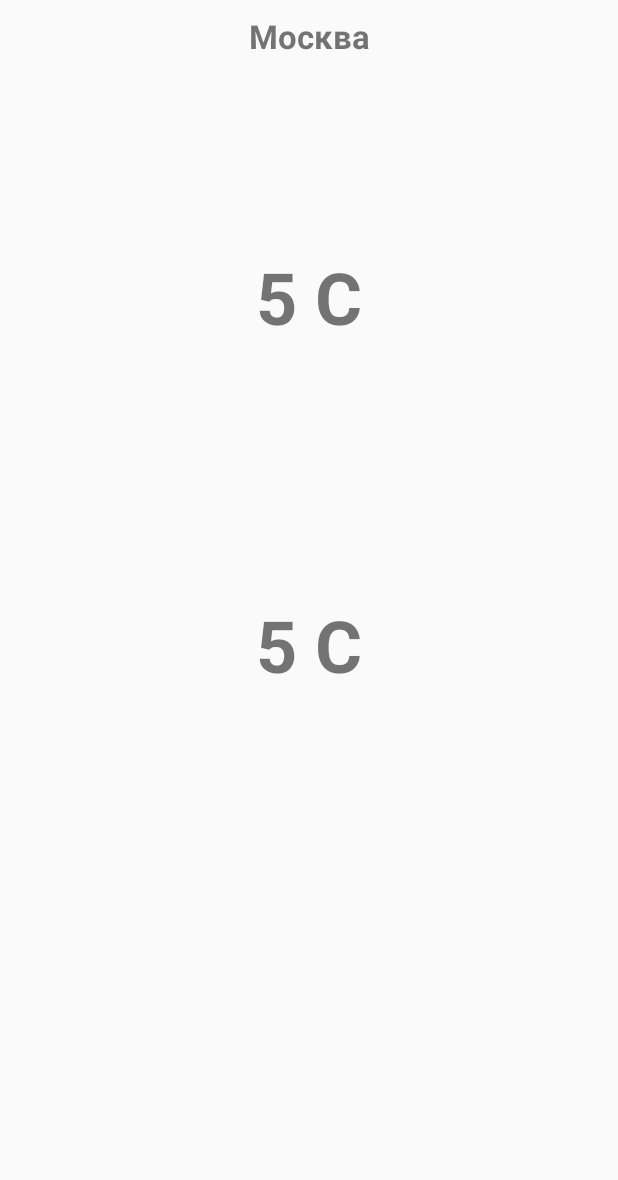
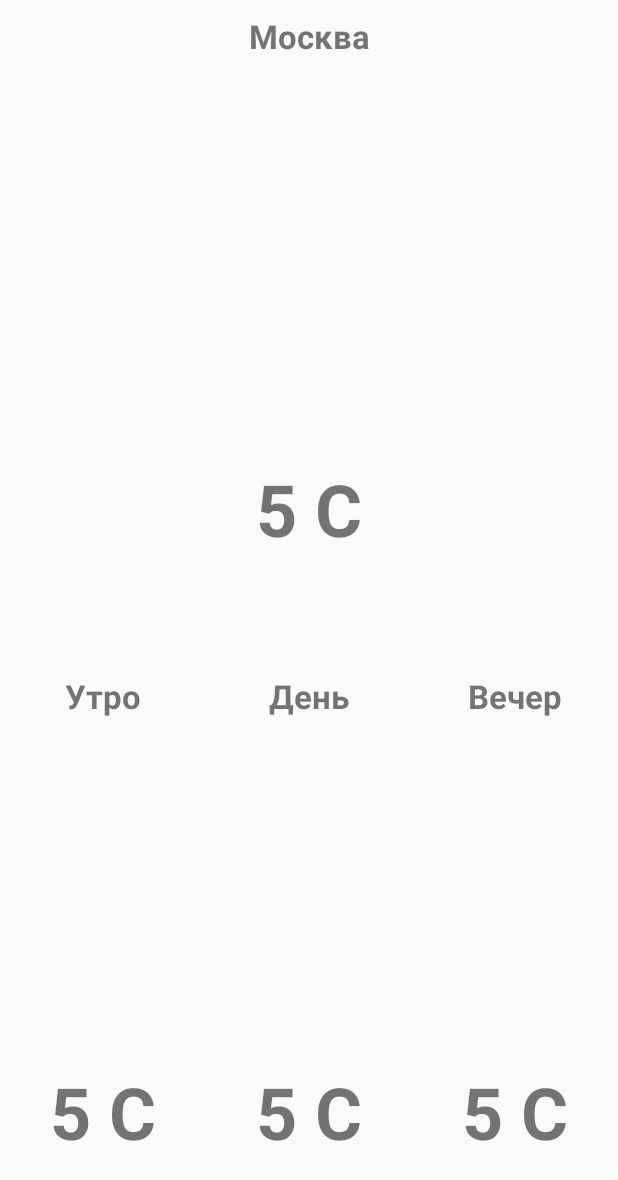
Before and after one commit to ivanlp-p/WeatherApp, an Android app: the fragment CurrLocationFragment shown on its own in the app's theme, on a phone screen of 412 x 824 dp. Shown: the top 1180 px of the screen. Run offline under Robolectric (Android 15) with nearby library versions, the phone set to English and light mode, and no system bars; our stand-ins replace Picasso, data binding; libraries missing offline, so code that uses them is left out: com.hannesdorfmann.mosby; pictures from the network do not load; 2 statements that could not run were skipped.

Commit message:
- Отображение всей информации для текущего местоположения.

```diff
--- a/app/src/main/AndroidManifest.xml
+++ b/app/src/main/AndroidManifest.xml
@@ -3,7 +3,7 @@
     package="com.example.ivan.weatherapp">
 
     <uses-permission android:name="android.permission.INTERNET"/>
-    <uses-permission android:name="android.permission.ACCESS_FINE_LOCATION"/>
+    <uses-permission android:name="android.permission.ACCESS_COARSE_LOCATION"/>
     <uses-permission android:name="android.permission.LOCATION_HARDWARE"/>
 
     <application
--- a/app/src/main/java/com/example/ivan/weatherapp/common/WeatherApplication.java
+++ b/app/src/main/java/com/example/ivan/weatherapp/common/WeatherApplication.java
@@ -2,9 +2,12 @@ package com.example.ivan.weatherapp.common;
 
 import android.app.Application;
 
+import com.example.ivan.weatherapp.cities.list.presenter.CitiesListPresenterImpl;
 import com.example.ivan.weatherapp.currentloc.presenter.CurrLocationPresenterImpl;
 import com.example.ivan.weatherapp.main.view.MainActivity;
 import com.example.ivan.weatherapp.main.presenter.MainPresenterImpl;
+
+import net.danlew.android.joda.JodaTimeAndroid;
 
 import javax.inject.Singleton;
 
@@ -26,11 +29,14 @@ public class WeatherApplication extends Application {
 
         CurrLocationPresenterImpl currLocationPresenter();
         MainPresenterImpl mainPresenter();
+        CitiesListPresenterImpl citiesListPresenter();
     }
 
     @Override
     public void onCreate() {
         super.onCreate();
+
+        JodaTimeAndroid.init(this);
 
         component = DaggerWeatherApplication_ApplicationComponent
                 .builder()
--- a/app/src/main/java/com/example/ivan/weatherapp/currentloc/view/CurrLocationView.java
+++ b/app/src/main/java/com/example/ivan/weatherapp/currentloc/view/CurrLocationView.java
@@ -1,5 +1,6 @@
 package com.example.ivan.weatherapp.currentloc.view;
 
+import com.example.ivan.weatherapp.currentloc.model.List;
 import com.hannesdorfmann.mosby.mvp.MvpView;
 
 /**
@@ -8,5 +9,11 @@ import com.hannesdorfmann.mosby.mvp.MvpView;
 
 public interface CurrLocationView extends MvpView {
 
-    void showTemp(String city, int temp);
+    void showTemp(String city, String picture, int temp);
+
+    void showMorningTemp(List list);
+
+    void showAfternoonTemp(List list);
+
+    void showEveningTemp(List list);
 }
--- a/app/src/main/res/layout/fragment_curr_location.xml
+++ b/app/src/main/res/layout/fragment_curr_location.xml
@@ -1,15 +1,10 @@
 <?xml version="1.0" encoding="utf-8"?>
 <layout xmlns:android="http://schemas.android.com/apk/res/android">
 
-    <RelativeLayout
+    <LinearLayout
         android:id="@+id/current_location_layout"
         android:layout_width="match_parent"
-        android:layout_height="match_parent">
-
-        <LinearLayout
-            android:id="@+id/current_location_info"
-            android:layout_width="match_parent"
-            android:layout_height="wrap_content"
+        android:layout_height="match_parent"
         android:orientation="vertical">
 
         <TextView
@@ -21,10 +16,25 @@
             android:textSize="22sp"
             android:textStyle="bold" />
 
+        <LinearLayout
+            android:id="@+id/current_location_info"
+            android:layout_width="match_parent"
+            android:layout_height="match_parent"
+            android:layout_below="@+id/city_name"
+            android:layout_weight="1"
+            android:orientation="vertical">
+
+            <ImageView
+                android:id="@+id/picture"
+                android:layout_width="match_parent"
+                android:layout_height="match_parent"
+                android:layout_weight="1"/>
+
             <TextView
                 android:id="@+id/temputure"
                 android:layout_width="match_parent"
-                android:layout_height="300dp"
+                android:layout_height="match_parent"
+                android:layout_weight="1"
                 android:gravity="center"
                 android:text="5 C"
                 android:textSize="48sp"
@@ -32,17 +42,90 @@
         </LinearLayout>
 
         <LinearLayout
-            android:id="@+id/day_info"
+            android:id="@+id/weather_of_day"
             android:layout_width="match_parent"
-            android:layout_height="wrap_content"
+            android:layout_height="match_parent"
             android:layout_below="@+id/current_location_info"
-            android:orientation="horizontal"
-            android:weightSum="1">
+            android:layout_weight="1"
+            android:orientation="vertical">
+
+            <LinearLayout
+                android:id="@+id/times_of_day"
+                android:layout_width="match_parent"
+                android:layout_height="match_parent"
+                android:layout_weight="3"
+                android:orientation="horizontal">
+
+                <TextView
+                    android:id="@+id/morning"
+                    android:layout_width="match_parent"
+                    android:layout_height="match_parent"
+                    android:layout_weight="1"
+                    android:gravity="center"
+                    android:text="Утро"
+                    android:textSize="22sp"
+                    android:textStyle="bold" />
+
+                <TextView
+                    android:id="@+id/afternoon"
+                    android:layout_width="match_parent"
+                    android:layout_height="match_parent"
+                    android:layout_weight="1"
+                    android:gravity="center"
+                    android:text="День"
+                    android:textSize="22sp"
+                    android:textStyle="bold" />
+
+                <TextView
+                    android:id="@+id/evening"
+                    android:layout_width="match_parent"
+                    android:layout_height="match_parent"
+                    android:layout_weight="1"
+                    android:gravity="center"
+                    android:text="Вечер"
+                    android:textSize="22sp"
+                    android:textStyle="bold" />
+
+            </LinearLayout>
+
+            <LinearLayout
+                android:id="@+id/weather_pic"
+                android:layout_width="match_parent"
+                android:layout_height="match_parent"
+                android:layout_weight="2"
+                android:orientation="horizontal">
+
+                <ImageView
+                    android:id="@+id/pic_morning"
+                    android:layout_width="match_parent"
+                    android:layout_height="match_parent"
+                    android:layout_weight="1" />
+
+                <ImageView
+                    android:id="@+id/pic_afternoon"
+                    android:layout_width="match_parent"
+                    android:layout_height="match_parent"
+                    android:layout_weight="1" />
+
+                <ImageView
+                    android:id="@+id/pic_evening"
+                    android:layout_width="match_parent"
+                    android:layout_height="match_parent"
+                    android:layout_weight="1" />
+
+            </LinearLayout>
+
+            <LinearLayout
+                android:id="@+id/day_temp"
+                android:layout_width="match_parent"
+                android:layout_height="match_parent"
+                android:layout_weight="2"
+                android:orientation="horizontal">
 
                 <TextView
                     android:id="@+id/temputure_morning"
                     android:layout_width="match_parent"
-                android:layout_height="164dp"
+                    android:layout_height="match_parent"
                     android:layout_weight="1"
                     android:gravity="center"
                     android:text="5 C"
@@ -51,24 +134,26 @@
 
                 <TextView
                     android:id="@+id/temputure_afternoon"
-                android:layout_width="wrap_content"
-                android:layout_height="wrap_content"
+                    android:layout_width="match_parent"
+                    android:layout_height="match_parent"
                     android:layout_weight="1"
                     android:gravity="center"
+                    android:text="5 C"
                     android:textSize="48sp"
                     android:textStyle="bold" />
 
                 <TextView
                     android:id="@+id/temputure_evening"
-                android:layout_width="wrap_content"
-                android:layout_height="wrap_content"
+                    android:layout_width="match_parent"
+                    android:layout_height="match_parent"
                     android:layout_weight="1"
                     android:gravity="center"
+                    android:text="5 C"
                     android:textSize="48sp"
                     android:textStyle="bold" />
 
             </LinearLayout>
+        </LinearLayout>
 
-
-    </RelativeLayout>
+    </LinearLayout>
 </layout>
--- a/app/src/main/res/values/strings.xml
+++ b/app/src/main/res/values/strings.xml
@@ -1,4 +1,5 @@
 <resources>
     <string name="app_name">WeatherApp</string>
     <string name="action_settings">Settings</string>
+    <string name="no_location_detected">Не удалось получить текущее местоположэение</string>
 </resources>
```
Also changed, not shown: app/build.gradle (+8 -0 lines), app/src/main/java/com/example/ivan/weatherapp/cities/list/presenter/CitiesListPresenter.java (added, +11 -0 lines), app/src/main/java/com/example/ivan/weatherapp/cities/list/presenter/CitiesListPresenterImpl.java (added, +19 -0 lines), app/src/main/java/com/example/ivan/weatherapp/cities/list/view/CitiesListFragment.java (added, +42 -0 lines), app/src/main/java/com/example/ivan/weatherapp/cities/list/view/CitiesListView.java (added, +10 -0 lines), app/src/main/java/com/example/ivan/weatherapp/currentloc/model/List.java (+17 -1 lines), app/src/main/java/com/example/ivan/weatherapp/currentloc/model/Weather.java (+13 -0 lines), app/src/main/java/com/example/ivan/weatherapp/currentloc/presenter/CurrLocationPresenterImpl.java (+13 -3 lines), app/src/main/java/com/example/ivan/weatherapp/currentloc/view/CurrLocationFragment.java (+27 -5 lines), app/src/main/java/com/example/ivan/weatherapp/location/ILocationListener.java (added, +65 -0 lines), app/src/main/java/com/example/ivan/weatherapp/location/LocationListenerApi.java (added, +153 -0 lines), app/src/main/java/com/example/ivan/weatherapp/main/view/PagerAdapter.java (+28 -9 lines), app/src/main/java/com/example/ivan/weatherapp/utils/WeatherForDayHelper.java (added, +94 -0 lines), app/src/main/res/layout/fragment_cities.xml (added, +17 -0 lines). Lines whose indentation alone changed are shown as unchanged.
